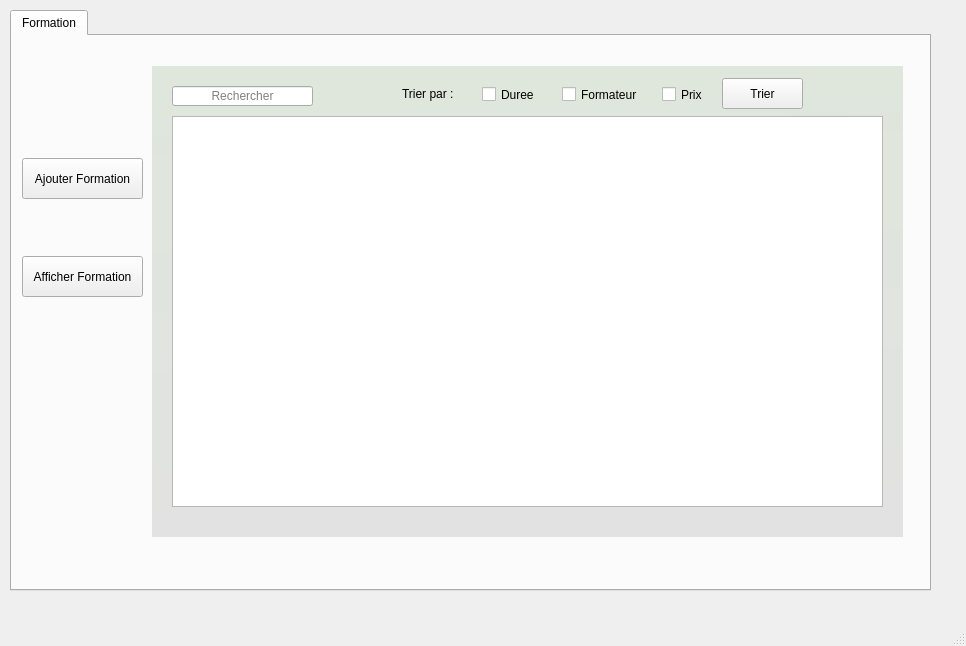
Qt form mainwindow.ui (seifeddinmanai/projet-c-2a25) before a commit.
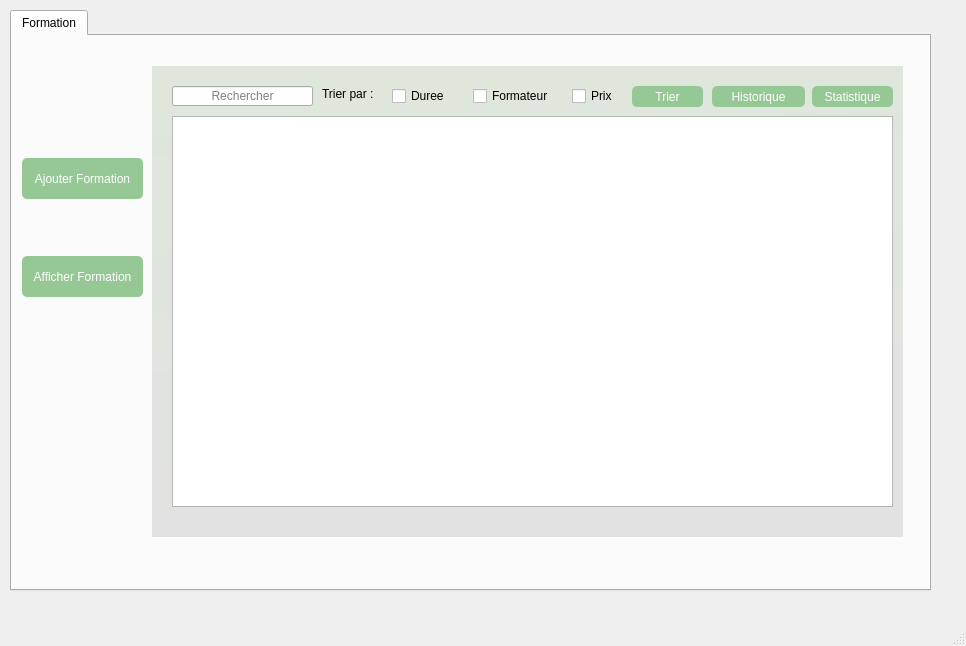
The same form after that commit. The open tabs and pages were chosen to show the change.

What changed in the file:
```diff
--- a/mainwindow.ui
+++ b/mainwindow.ui
@@ -13,6 +13,20 @@
   <property name="windowTitle">
    <string>MainWindow</string>
   </property>
+  <property name="styleSheet">
+   <string notr="true">QPushButton{
+background: rgb(150,200,150);
+border-radius:5px;
+
+color:white;
+}
+QPushButton:hover
+{
+background: rgb(150,200,200);
+border-radius:10px;
+
+}</string>
+  </property>
   <widget class="QWidget" name="centralwidget">
    <widget class="QTabWidget" name="tabWidget">
     <property name="geometry">
@@ -257,7 +271,7 @@
          <rect>
           <x>20</x>
           <y>50</y>
-          <width>711</width>
+          <width>721</width>
           <height>391</height>
          </rect>
         </property>
@@ -284,7 +298,7 @@
        <widget class="QLabel" name="label_Trier_par">
         <property name="geometry">
          <rect>
-          <x>250</x>
+          <x>170</x>
           <y>20</y>
           <width>81</width>
           <height>16</height>
@@ -297,10 +311,10 @@
        <widget class="QCheckBox" name="checkBox_Duree">
         <property name="geometry">
          <rect>
-          <x>330</x>
+          <x>240</x>
           <y>20</y>
-          <width>70</width>
-          <height>17</height>
+          <width>81</width>
+          <height>20</height>
          </rect>
         </property>
         <property name="text">
@@ -310,10 +324,10 @@
        <widget class="QCheckBox" name="checkBox_Formateur">
         <property name="geometry">
          <rect>
-          <x>410</x>
+          <x>321</x>
           <y>20</y>
           <width>91</width>
-          <height>17</height>
+          <height>20</height>
          </rect>
         </property>
         <property name="text">
@@ -323,10 +337,10 @@
        <widget class="QCheckBox" name="checkBox_Prix">
         <property name="geometry">
          <rect>
-          <x>510</x>
+          <x>420</x>
           <y>20</y>
-          <width>70</width>
-          <height>17</height>
+          <width>51</width>
+          <height>20</height>
          </rect>
         </property>
         <property name="text">
@@ -336,16 +350,42 @@
        <widget class="QPushButton" name="pushButton_Trier">
         <property name="geometry">
          <rect>
-          <x>570</x>
-          <y>12</y>
-          <width>81</width>
-          <height>31</height>
+          <x>480</x>
+          <y>20</y>
+          <width>71</width>
+          <height>21</height>
          </rect>
         </property>
         <property name="text">
          <string>Trier</string>
         </property>
        </widget>
+       <widget class="QPushButton" name="pushButton__Historique">
+        <property name="geometry">
+         <rect>
+          <x>560</x>
+          <y>20</y>
+          <width>93</width>
+          <height>21</height>
+         </rect>
+        </property>
+        <property name="text">
+         <string>Historique</string>
+        </property>
+       </widget>
+       <widget class="QPushButton" name="pushButton_statistique">
+        <property name="geometry">
+         <rect>
+          <x>660</x>
+          <y>20</y>
+          <width>81</width>
+          <height>21</height>
+         </rect>
+        </property>
+        <property name="text">
+         <string>Statistique</string>
+        </property>
+       </widget>
       </widget>
       <widget class="QWidget" name="page_modifier_supprimer">
        <widget class="QPushButton" name="pushButton_modifier_formation">
```
Left out of the diff: 11 changed lines with no effect on the pictures.
